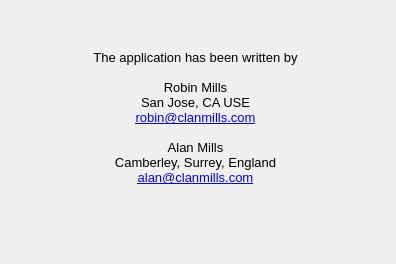
Qt form QtSee/about.ui (nagyistoce/cocoatutorials) before a commit.
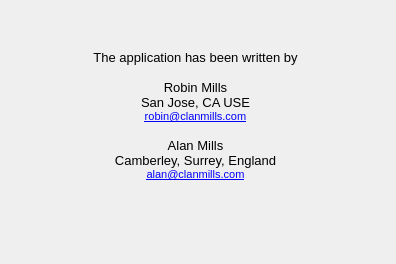
The same form after that commit. Icons and pictures are not drawn.

```diff
--- a/QtSee/about.ui
+++ b/QtSee/about.ui
@@ -54,9 +54,9 @@
 &lt;/style&gt;&lt;/head&gt;&lt;body style=&quot; font-family:'MS Shell Dlg 2'; font-size:8.25pt; font-weight:400; font-style:normal;&quot;&gt;
 &lt;p align=&quot;center&quot; style=&quot; margin-top:0px; margin-bottom:0px; margin-left:0px; margin-right:0px; -qt-block-indent:0; text-indent:0px;&quot;&gt;&lt;span style=&quot; font-family:'Sans'; font-size:10pt;&quot;&gt;The application has been written by&lt;/span&gt;&lt;/p&gt;
 &lt;p align=&quot;justify&quot; style=&quot;-qt-paragraph-type:empty; margin-top:0px; margin-bottom:0px; margin-left:0px; margin-right:0px; -qt-block-indent:0; text-indent:0px; font-family:'Sans'; font-size:10pt;&quot;&gt;&lt;/p&gt;
-&lt;p align=&quot;center&quot; style=&quot; margin-top:0px; margin-bottom:0px; margin-left:0px; margin-right:0px; -qt-block-indent:0; text-indent:0px;&quot;&gt;&lt;span style=&quot; font-family:'Sans'; font-size:10pt;&quot;&gt;Robin Mills&lt;br /&gt;San Jose, CA USE&lt;br /&gt;&lt;/span&gt;&lt;a href=&quot;http://www.fisica.unige.it/~cavaliere&quot;&gt;&lt;span style=&quot; font-family:'Sans'; font-size:10pt; text-decoration: underline; color:#0000ff;&quot;&gt;robin@clanmills.com&lt;/span&gt;&lt;/a&gt;&lt;/p&gt;
+&lt;p align=&quot;center&quot; style=&quot; margin-top:0px; margin-bottom:0px; margin-left:0px; margin-right:0px; -qt-block-indent:0; text-indent:0px;&quot;&gt;&lt;span style=&quot; font-family:'Sans'; font-size:10pt;&quot;&gt;Robin Mills&lt;br /&gt;San Jose, CA USE&lt;br /&gt;&lt;/span&gt;&lt;a href=&quot;http://clanmills.com/robin.shtml&quot;&gt;&lt;span style=&quot; text-decoration: underline; color:#0000ff;&quot;&gt;robin@clanmills.com&lt;/span&gt;&lt;/a&gt;&lt;/p&gt;
 &lt;p align=&quot;center&quot; style=&quot;-qt-paragraph-type:empty; margin-top:0px; margin-bottom:0px; margin-left:0px; margin-right:0px; -qt-block-indent:0; text-indent:0px; font-family:'Sans'; font-size:10pt; text-decoration: underline; color:#0000ff;&quot;&gt;&lt;/p&gt;
-&lt;p align=&quot;center&quot; style=&quot; margin-top:0px; margin-bottom:0px; margin-left:0px; margin-right:0px; -qt-block-indent:0; text-indent:0px;&quot;&gt;&lt;span style=&quot; font-family:'Sans'; font-size:10pt;&quot;&gt;Alan Mills&lt;br /&gt;Camberley, Surrey, England&lt;br /&gt;&lt;/span&gt;&lt;a href=&quot;http://www.fisica.unige.it/~cavaliere&quot;&gt;&lt;span style=&quot; font-family:'Sans'; font-size:10pt; text-decoration: underline; color:#0000ff;&quot;&gt;alan@clanmills.com&lt;/span&gt;&lt;/a&gt;&lt;/p&gt;&lt;/body&gt;&lt;/html&gt;</string>
+&lt;p align=&quot;center&quot; style=&quot; margin-top:0px; margin-bottom:0px; margin-left:0px; margin-right:0px; -qt-block-indent:0; text-indent:0px;&quot;&gt;&lt;span style=&quot; font-family:'Sans'; font-size:10pt;&quot;&gt;Alan Mills&lt;br /&gt;Camberley, Surrey, England&lt;br /&gt;&lt;/span&gt;&lt;a href=&quot;http://clanmills.com&quot;&gt;&lt;span style=&quot; text-decoration: underline; color:#0000ff;&quot;&gt;alan@clanmills.com&lt;/span&gt;&lt;/a&gt;&lt;/p&gt;&lt;/body&gt;&lt;/html&gt;</string>
    </property>
    <property name="alignment">
     <set>Qt::AlignLeading|Qt::AlignLeft|Qt::AlignTop</set>
```
